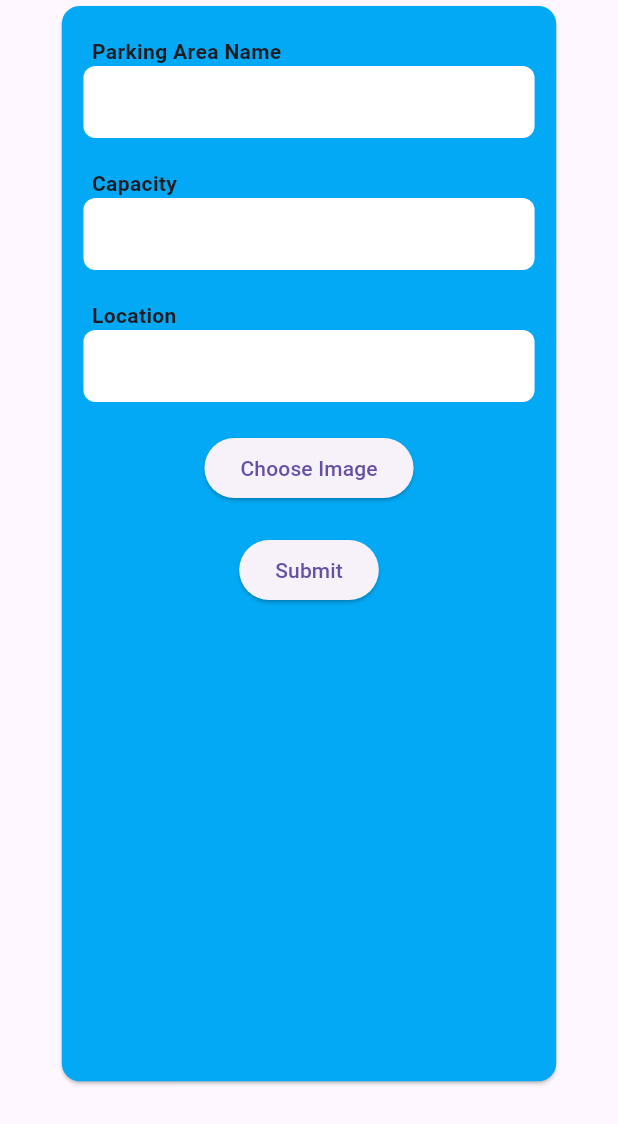
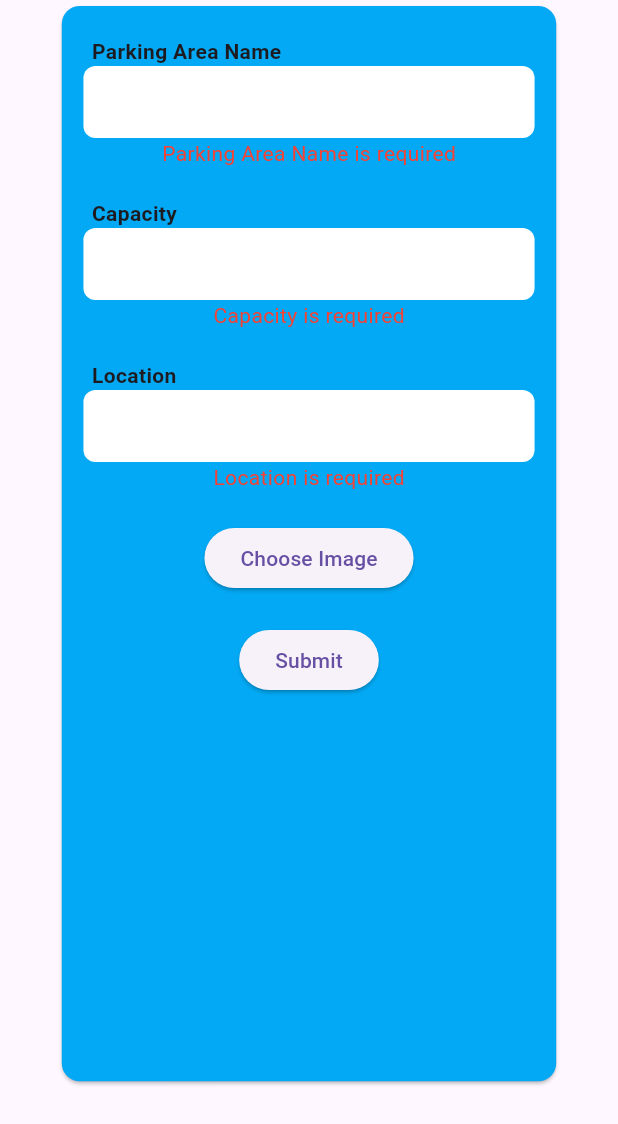
Before and after one commit to Muhammad-Anfaal/Smart_Parking_System, a Flutter app: the ElevatedCardExample widget shown alone on an empty page, opened directly, after a tap on "Submit", on a phone screen of 412 x 824 dp. Shown: the top 1124 px of the screen. Run offline on Flutter 3.47's test engine with Material 3 defaults, Android fonts, the phone set to English and light mode, and no system bars; our stand-ins replace animated_splash_screen, form_field_validator, google_fonts, image_picker, rflutter_alert, shared_preferences and 1 more; missing offline and left inert: mailer; accounts and stored records are empty.

Commit message:
Editied Register Area
I have applied changes in register area with image picking and applied validations on text fields

```diff
--- a/frontend/smart_parking_system/lib/main.dart
+++ b/frontend/smart_parking_system/lib/main.dart
@@ -29,7 +29,7 @@ class MyApp extends StatelessWidget {
   Widget build(BuildContext context) {
     return MaterialApp(
       debugShowCheckedModeBanner: false,
-      initialRoute: '/register_parking_area',
+      initialRoute: '/home_page_owner',
       onGenerateRoute: (settings) {
         if (settings.name == '/log_in') {
           final args = settings.arguments as Map<String, String>? ?? {};
--- a/frontend/smart_parking_system/lib/screens/owner/register_parking_area.dart
+++ b/frontend/smart_parking_system/lib/screens/owner/register_parking_area.dart
@@ -45,10 +45,15 @@ class ElevatedCardExample extends StatefulWidget {
 }
 
 class _ElevatedCardExampleState extends State<ElevatedCardExample> {
+  final _formKey = GlobalKey<FormState>();
+
   late TextEditingController nameController;
   late TextEditingController capacityController;
   late TextEditingController locationController;
   late String imagePath;
+  String? nameError;
+  String? capacityError;
+  String? locationError;
 
   @override
   void initState() {
@@ -64,21 +69,55 @@ class _ElevatedCardExampleState extends State<ElevatedCardExample> {
     final pickedFile = await picker.pickImage(source: ImageSource.gallery);
 
     if (pickedFile != null) {
-      final byte = pickedFile.readAsBytes;
-      print(byte);
+      final imageBytes = await pickedFile.readAsBytes();
+      print(imageBytes);
 
       setState(() {
         imagePath = pickedFile.path;
         print(pickedFile.path);
       });
     }
+  }
 
-    // if (pickedFile != null) {
-    //   // Use the imageBytes as needed
-    //   setState(() {
-    //     imagePath = pickedFile.path;
-    //   });
-    // }
+  void _validateAndSubmit() {
+    setState(() {
+      nameError = _nameValidator(nameController.text);
+      capacityError = _capacityValidator(capacityController.text);
+      locationError = _locationValidator(locationController.text);
+    });
+
+    if (nameError == null && capacityError == null && locationError == null) {
+      ScaffoldMessenger.of(context).showSnackBar(
+        SnackBar(
+          content: Text('Wait for approval'),
+        ),
+      );
+    }
+  }
+
+  String? _nameValidator(String value) {
+    if (value.isEmpty) {
+      return 'Parking Area Name is required';
+    }
+    return null;
+  }
+
+  String? _capacityValidator(String value) {
+    if (value.isEmpty) {
+      return 'Capacity is required';
+    }
+    final capacity = int.tryParse(value);
+    if (capacity == null) {
+      return 'Invalid capacity';
+    }
+    return null;
+  }
+
+  String? _locationValidator(String value) {
+    if (value.isEmpty) {
+      return 'Location is required';
+    }
+    return null;
   }
 
   @override
@@ -119,6 +158,14 @@ class _ElevatedCardExampleState extends State<ElevatedCardExample> {
                     ),
                   ),
                 ),
+                if (nameError != null)
+                  Padding(
+                    padding: const EdgeInsets.symmetric(horizontal: 20),
+                    child: Text(
+                      nameError!,
+                      style: TextStyle(color: Colors.red),
+                    ),
+                  ),
                 const SizedBox(height: 20),
                 const Align(
                   alignment: Alignment.centerLeft,
@@ -138,12 +185,21 @@ class _ElevatedCardExampleState extends State<ElevatedCardExample> {
                   ),
                   child: TextFormField(
                     controller: capacityController,
+                    keyboardType: TextInputType.number,
                     decoration: const InputDecoration(
                       border: InputBorder.none,
                       contentPadding: EdgeInsets.all(10),
                     ),
                   ),
                 ),
+                if (capacityError != null)
+                  Padding(
+                    padding: const EdgeInsets.symmetric(horizontal: 20),
+                    child: Text(
+                      capacityError!,
+                      style: TextStyle(color: Colors.red),
+                    ),
+                  ),
                 const SizedBox(height: 20),
                 const Align(
                   alignment: Alignment.centerLeft,
@@ -169,6 +225,14 @@ class _ElevatedCardExampleState extends State<ElevatedCardExample> {
                     ),
                   ),
                 ),
+                if (locationError != null)
+                  Padding(
+                    padding: const EdgeInsets.symmetric(horizontal: 20),
+                    child: Text(
+                      locationError!,
+                      style: TextStyle(color: Colors.red),
+                    ),
+                  ),
                 const SizedBox(height: 20),
                 ElevatedButton(
                   onPressed: _pickImage,
@@ -176,18 +240,13 @@ class _ElevatedCardExampleState extends State<ElevatedCardExample> {
                 ),
                 const SizedBox(height: 20),
                 ElevatedButton(
-                  onPressed: () {
-                    // Add your submit logic here
-                    // You can access the entered values using:
-                    // nameController.text, capacityController.text, locationController.text
-                    // and imagePath for the selected image path.
-                  },
+                  onPressed: _validateAndSubmit,
                   child: const Text('Submit'),
                 ),
                 const SizedBox(height: 40),
                 if (imagePath.isNotEmpty)
-                  Image.network(
-                    imagePath,
+                  Image.file(
+                    File(imagePath),
                     width: MediaQuery.of(context).size.width * 0.75,
                     fit: BoxFit.cover,
                   ),
@@ -199,3 +258,7 @@ class _ElevatedCardExampleState extends State<ElevatedCardExample> {
     );
   }
 }
+
+void main() {
+  runApp(RegisterParkingArea());
+}
```
